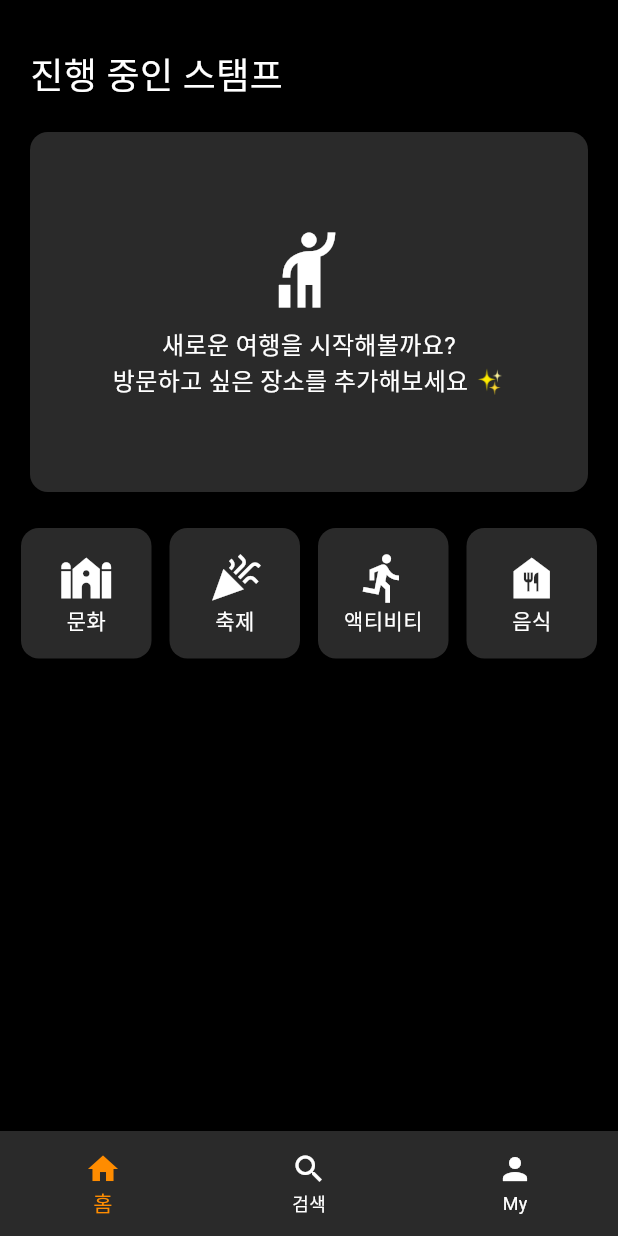
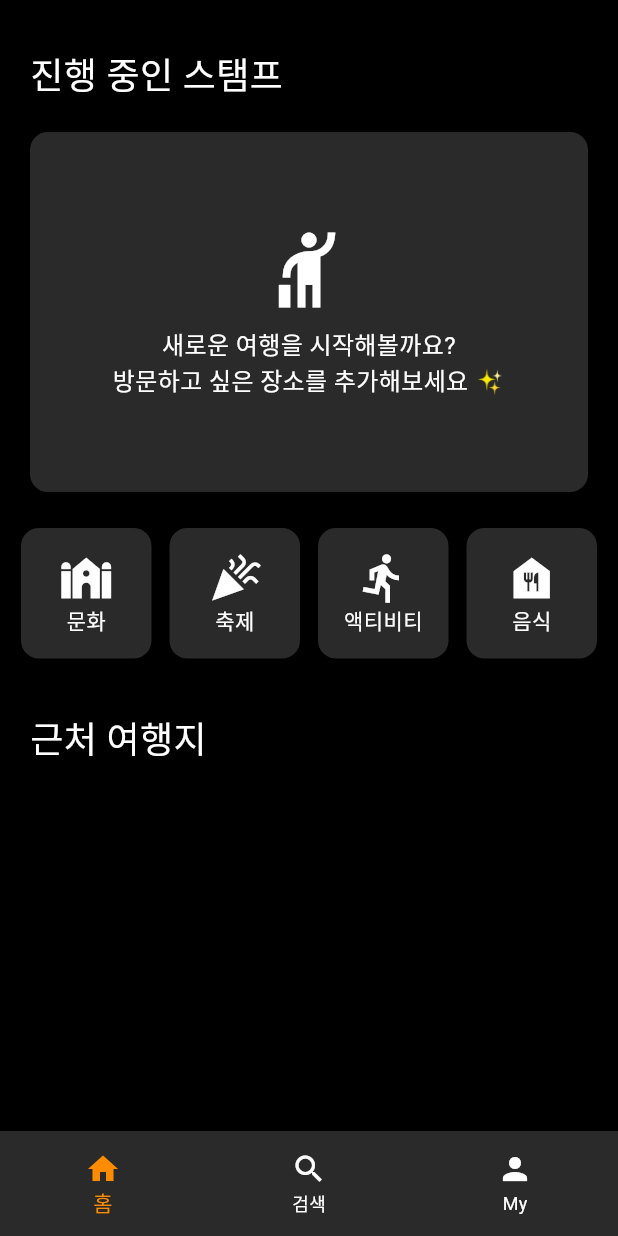
Before and after one commit to idstudent/stamp_way_flutter, a Flutter app: the screen it shows after launch, on a phone screen of 412 x 824 dp. Run offline on Flutter 3.47's test engine with Material 3 defaults, Android fonts, the phone set to English and light mode, and no system bars; our stand-ins replace cloud_firestore, firebase_auth, firebase_core, flutter_riverpod, freezed_annotation, go_router and 1 more; accounts and stored records are empty; Roboto replaces fonts that are missing (noto_extra_bold, noto_regular, noto_semi_bold).

Commit message:
제목, 더보기 작업

```diff
--- a/lib/font_styles/app_text_style.dart
+++ b/lib/font_styles/app_text_style.dart
@@ -14,6 +14,10 @@ class AppTextStyle {
       fontSize: 16, color: AppColors.white, fontFamily: 'noto_regular'
   );
 
+  static const TextStyle fontSize14WhiteRegular = TextStyle(
+      fontSize: 14, color: AppColors.white, fontFamily: 'noto_regular'
+  );
+
   static const TextStyle fontSize14WhiteSemiBold = TextStyle(
       fontSize: 14, color: AppColors.white, fontFamily: 'noto_semi_bold'
   );
--- a/lib/pages/home_page.dart
+++ b/lib/pages/home_page.dart
@@ -1,5 +1,6 @@
 import 'package:flutter/material.dart';
 import 'package:flutter_riverpod/flutter_riverpod.dart';
+import 'package:path/path.dart';
 import 'package:smooth_page_indicator/smooth_page_indicator.dart';
 import 'package:stamp_way_flutter/colors/app_colors.dart';
 import 'package:stamp_way_flutter/font_styles/app_text_style.dart';
@@ -36,8 +37,17 @@ class _HomePageState extends ConsumerState<HomePage> {
           crossAxisAlignment: CrossAxisAlignment.start,
           children: [
             Padding(
-              padding: const EdgeInsets.only(left: 20.0, top: 32.0),
-              child: Text('진행 중인 스탬프', style: AppTextStyle.fontSize24WhiteExtraBold,),
+              padding: const EdgeInsets.only(left: 20, right: 20, top: 32),
+              child: Row(
+                children: [
+                  Text('진행 중인 스탬프', style: AppTextStyle.fontSize24WhiteExtraBold,),
+                  Spacer(),
+                  if(unVisitedLocations.length > 4)
+                    GestureDetector(
+                      onTap: () {},
+                      child: Text('더보기', style: AppTextStyle.fontSize14WhiteRegular,))
+                ],
+              )
             ),
             SizedBox(height: 20.0,),
             Container(
@@ -96,7 +106,20 @@ class _HomePageState extends ConsumerState<HomePage> {
                   ),
                 ],
               ),
-            )
+            ),
+            Padding(
+                padding: const EdgeInsets.only(left: 20, right: 20, top: 36),
+                child: Row(
+                  children: [
+                    Text('근처 여행지', style: AppTextStyle.fontSize24WhiteExtraBold,),
+                    Spacer(),
+                    if(unVisitedLocations.length > 4) // Todo: 조건 바꿔야됨
+                      GestureDetector(
+                          onTap: () {},
+                          child: Text('더보기', style: AppTextStyle.fontSize14WhiteRegular,))
+                  ],
+                )
+            ),
           ],
         ),
       ),
```
